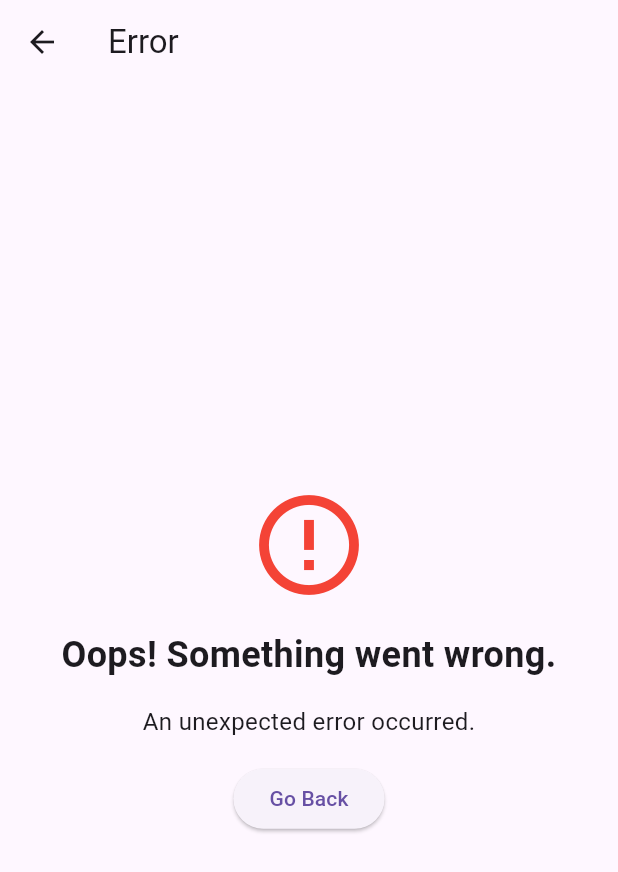
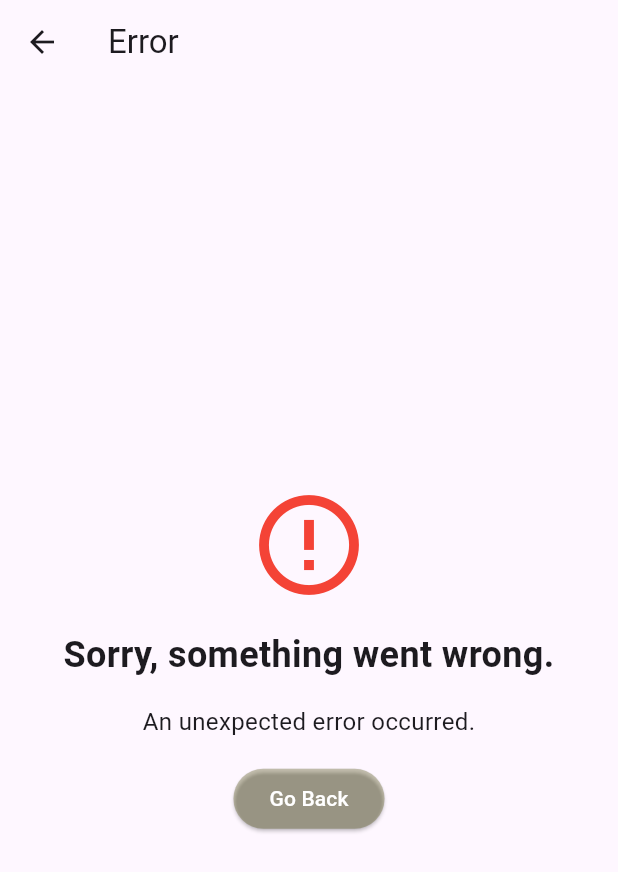
Before and after one commit to Imweeraya/AQI_Project_Flutter, a Flutter app: the screen it shows after launch, after a tap on "Show Error Page", on a phone screen of 412 x 824 dp. Shown: the top 872 px of the screen. Run offline on Flutter 3.47's test engine with Material 3 defaults, Android fonts, the phone set to English and light mode, and no system bars.

Commit message:
add colors

```diff
--- a/apps/core/lib/main.dart
+++ b/apps/core/lib/main.dart
@@ -1,5 +1,4 @@
 import 'package:flutter/material.dart';
-
 
 void main() {
   runApp(MyApp());
@@ -35,15 +34,15 @@
               ),
             );
           },
+          style: ElevatedButton.styleFrom(
+            foregroundColor: Colors.white, backgroundColor: Colors.red, // สีข้อความของปุ่ม
+          ),
           child: Text('Show Error Page'),
         ),
       ),
     );
   }
 }
-
-
-
 
 class ErrorPage extends StatelessWidget {
   final String errorMessage;
@@ -54,7 +53,7 @@
   Widget build(BuildContext context) {
     return Scaffold(
       appBar: AppBar(
-        title: Text('Error'),
+        title: const Text('Error'),
       ),
       body: Center(
         child: Padding(
@@ -63,29 +62,32 @@
             mainAxisAlignment: MainAxisAlignment.center,
             crossAxisAlignment: CrossAxisAlignment.center,
             children: [
-              Icon(
+              const Icon(
                 Icons.error_outline,
                 color: Colors.red,
                 size: 80,
               ),
-              SizedBox(height: 16),
-              Text(
-                'Oops! Something went wrong.',
+              const SizedBox(height: 16),
+              const Text(
+                'Sorry, something went wrong.',
                 style: TextStyle(fontSize: 24, fontWeight: FontWeight.bold),
                 textAlign: TextAlign.center,
               ),
-              SizedBox(height: 16),
+              const SizedBox(height: 16),
               Text(
                 errorMessage,
-                style: TextStyle(fontSize: 16),
+                style: const TextStyle(fontSize: 16),
                 textAlign: TextAlign.center,
               ),
-              SizedBox(height: 16),
+              const SizedBox(height: 16),
               ElevatedButton(
                 onPressed: () {
                   Navigator.of(context).pop();
                 },
-                child: Text('Go Back'),
+                style: ElevatedButton.styleFrom(
+                  foregroundColor: Colors.white, backgroundColor: Color.fromARGB(75, 75, 75, 1), // สีข้อความของปุ่ม
+                ),
+                child: const Text('Go Back'),
               ),
             ],
           ),
```
